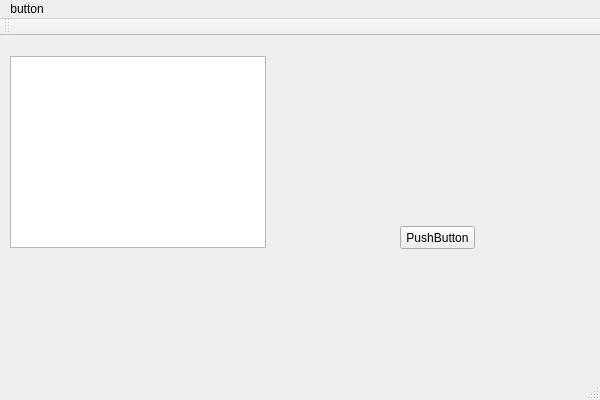
The window that qt_IMDb/qt_IMDb/qt_imdb.ui (treetoon/IMDb-Comparator) describes before a commit, drawn with Qt 5.
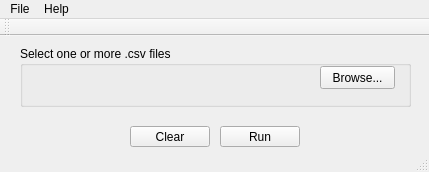
The same window after the commit. Icons and pictures are not drawn.

Commit message: Added mostly UI and some functionality. Also some fixes, proper icon and window title etc.

Patch:
```diff
--- a/qt_IMDb/qt_IMDb/qt_imdb.ui
+++ b/qt_IMDb/qt_IMDb/qt_imdb.ui
@@ -6,36 +6,65 @@
    <rect>
     <x>0</x>
     <y>0</y>
-    <width>600</width>
-    <height>400</height>
+    <width>429</width>
+    <height>172</height>
    </rect>
   </property>
   <property name="windowTitle">
    <string>qt_IMDb</string>
   </property>
   <widget class="QWidget" name="centralWidget">
-   <widget class="QPushButton" name="pushButton">
+   <widget class="QGroupBox" name="groupBox">
     <property name="geometry">
      <rect>
-      <x>400</x>
-      <y>190</y>
-      <width>75</width>
-      <height>23</height>
+      <x>20</x>
+      <y>10</y>
+      <width>391</width>
+      <height>61</height>
      </rect>
     </property>
+    <property name="title">
+     <string>Select one or more .csv files</string>
+    </property>
+    <widget class="QPushButton" name="browseButton">
+     <property name="geometry">
+      <rect>
+       <x>300</x>
+       <y>20</y>
+       <width>75</width>
+       <height>23</height>
+      </rect>
+     </property>
+     <property name="text">
+      <string>Browse...</string>
+     </property>
+    </widget>
+   </widget>
+   <widget class="QPushButton" name="runButton">
+    <property name="geometry">
+     <rect>
+      <x>220</x>
+      <y>90</y>
+      <width>80</width>
+      <height>21</height>
+     </rect>
+    </property>
     <property name="text">
-     <string>PushButton</string>
+     <string>Run</string>
     </property>
    </widget>
-   <widget class="QTreeView" name="treeView">
+   <widget class="QPushButton" name="clearButton">
     <property name="geometry">
      <rect>
-      <x>10</x>
-      <y>20</y>
-      <width>256</width>
-      <height>192</height>
+      <x>130</x>
+      <y>90</y>
+      <width>80</width>
+      <height>21</height>
      </rect>
     </property>
+    <property name="text">
+     <string>Clear</string>
+    </property>
    </widget>
   </widget>
   <widget class="QMenuBar" name="menuBar">
@@ -43,17 +72,24 @@
     <rect>
      <x>0</x>
      <y>0</y>
-     <width>600</width>
-     <height>21</height>
+     <width>429</width>
+     <height>20</height>
     </rect>
    </property>
-   <widget class="QMenu" name="menuButton">
+   <widget class="QMenu" name="menuFile">
     <property name="title">
-     <string>button</string>
+     <string>File</string>
     </property>
     <addaction name="actionSep"/>
    </widget>
-   <addaction name="menuButton"/>
+   <widget class="QMenu" name="menuHelp">
+    <property name="title">
+     <string>Help</string>
+    </property>
+    <addaction name="actionAbout"/>
+   </widget>
+   <addaction name="menuFile"/>
+   <addaction name="menuHelp"/>
   </widget>
   <widget class="QToolBar" name="mainToolBar">
    <attribute name="toolBarArea">
```
Left out of the diff: 17 changed lines with no effect on the pictures. The commit also changes 23 other files.
